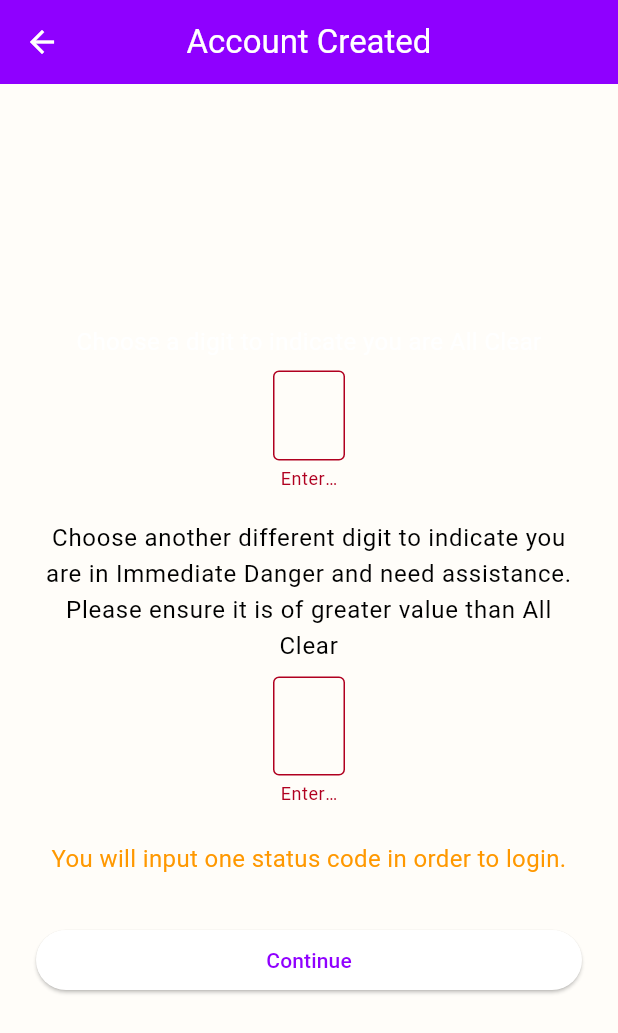
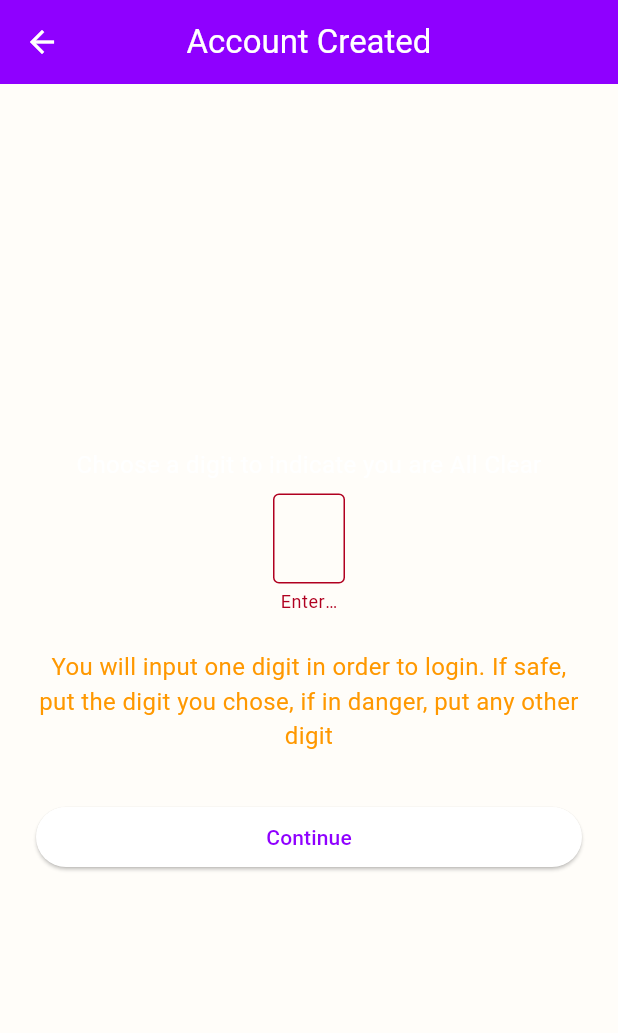
Before and after one commit to MRPHFitch/Projects, a Flutter app: the AccountCreationStep2 screen opened directly with empty values, after a tap on "Continue", on a phone screen of 412 x 824 dp. Shown: the top 1033 px of the screen. Run offline on Flutter 3.47's test engine with Material 3 defaults, Android fonts, the phone set to English and light mode, and no system bars; our stand-ins replace camera, geolocator, permission_handler, shared_preferences, socket_io_client; missing offline and left inert: flutter_close_app; accounts and stored records are empty; project files that could hold a hidden picture were left out.

```diff
--- a/Bastion/comms/lib/pages/creationStep2.dart
+++ b/Bastion/comms/lib/pages/creationStep2.dart
@@ -22,7 +22,6 @@ class AccountCreationStep2 extends StatefulWidget {
 class _AccountCreationStep2State extends State<AccountCreationStep2> {
   final _formKey = GlobalKey<FormState>();
   final _allClearController = TextEditingController();
-  final _dangerController = TextEditingController();
 
   bool _isLoading = true;
 
@@ -35,14 +34,12 @@ class _AccountCreationStep2State extends State<AccountCreationStep2> {
   @override
   void dispose() {
     _allClearController.dispose();
-    _dangerController.dispose();
     super.dispose();
   }
 
-  Future<void> saveStatusCode(String allClear, String danger) async{
+  Future<void> saveStatusCode(String allClear) async{
     final pref=await SharedPreferences.getInstance();
     await pref.setString('Clear status code', allClear);
-    await pref.setString('Danger status code', danger);
   }
 
   bool _isSingleDigit(String? value) {
@@ -110,14 +107,8 @@ class _AccountCreationStep2State extends State<AccountCreationStep2> {
                         label: 'Choose a digit to indicate you are All Clear',
                         controller: _allClearController,
                       ),
-                      const SizedBox(height: 20),
-                      DigitEntryField(
-                        label: 'Choose another different digit to indicate you are in Immediate Danger and need assistance. '
-                        'Please ensure it is of greater value than All Clear',
-                        controller: _dangerController,
-                      ),
                       const SizedBox(height: 24),
-                      const Text('You will input one status code in order to login.',
+                      const Text('You will input one digit in order to login. If safe, put the digit you chose, if in danger, put any other digit',
                         textAlign: TextAlign.center,
                         style: TextStyle(fontSize: 16,
                         color: Colors.orange,
@@ -131,8 +122,7 @@ class _AccountCreationStep2State extends State<AccountCreationStep2> {
                           onPressed: () async{
                             if (_formKey.currentState!.validate()) {
                               final allClear=_allClearController.text;
-                              final danger=_dangerController.text;
-                              await saveStatusCode(allClear, danger);
+                              await saveStatusCode(allClear);
                               // Save or process the digits as needed
                               widget.onComplete(widget.username);
                               Navigator.pushReplacementNamed(context, '/login');
--- a/Bastion/comms/lib/pages/permish.dart
+++ b/Bastion/comms/lib/pages/permish.dart
@@ -18,8 +18,12 @@ class _PermissionPageState extends State<PermissionPage> {
   void initState() {
     super.initState();
     if (isDesktop || isWeb) {
-      //If it isn't mobile, skip status code and jump to home page
-      Navigator.pushReplacementNamed(context, '/home');
+      //If it isn't mobile, skip permissions
+      WidgetsBinding.instance.addPostFrameCallback((_) {
+        if (mounted) { // Ensure the widget is still mounted before navigating
+          Navigator.pushReplacementNamed(context, '/login');
+        }
+      });
     }
     else{
       // Proceed with requesting permissions for mobile
```
Also changed, not shown: Bastion/comms/lib/main.dart (+3 -4 lines).
